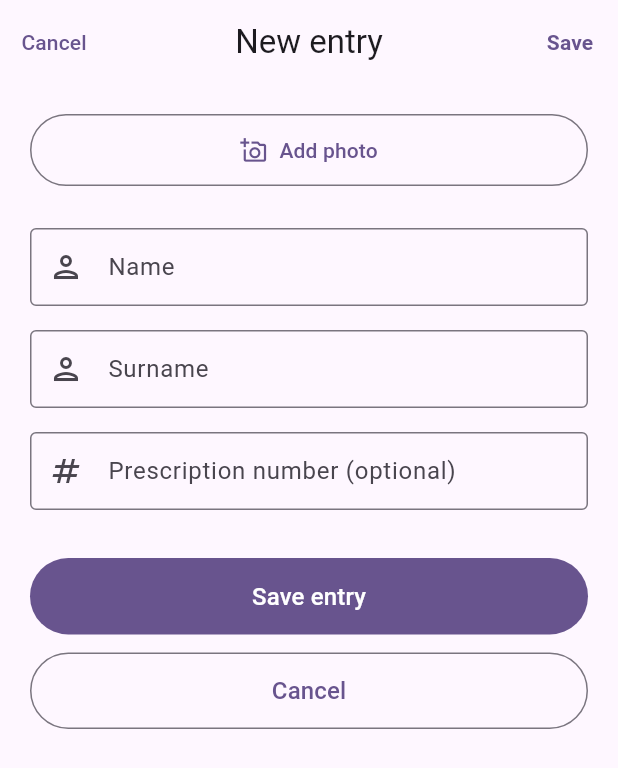
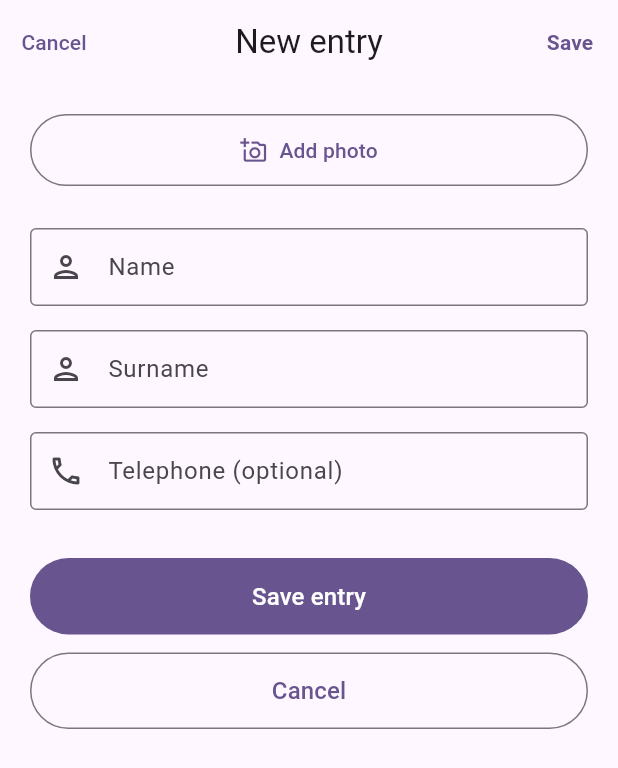
Before and after one commit to SteliosSamlidis/QR_Madness, a Flutter app: the CreateEntryScreen screen opened directly, on a phone screen of 412 x 824 dp. Shown: the top 768 px of the screen. Run offline on Flutter 3.47's test engine with Material 3 defaults, Android fonts, the phone set to English and light mode, and no system bars; our stand-ins replace cloud_firestore, firebase_auth, firebase_core, firebase_storage, image_picker; accounts and stored records are empty; generated files the repository leaves out were written again.

```diff
--- a/lib/models/entry_model.dart
+++ b/lib/models/entry_model.dart
@@ -11,7 +11,7 @@ class EntryModel {
   final String storeId;
   final String name;
   final String surname;
-  final String prescriptionNumber;
+  final String telephone;
   final List<EntryPhoto> photos;
   final EntryStatus status;
   final String createdBy;
@@ -23,7 +23,7 @@ class EntryModel {
     required this.storeId,
     required this.name,
     required this.surname,
-    required this.prescriptionNumber,
+    required this.telephone,
     required this.photos,
     required this.status,
     required this.createdBy,
@@ -56,7 +56,7 @@ class EntryModel {
       storeId: data['storeId'] as String? ?? '',
       name: data['name'] as String,
       surname: data['surname'] as String,
-      prescriptionNumber: data['prescriptionNumber'] as String,
+      telephone: data['telephone'] as String? ?? '',
       photos: photos,
       status: EntryStatus.values.byName(data['status'] as String),
       createdBy: data['createdBy'] as String,
@@ -69,7 +69,7 @@ class EntryModel {
         'storeId': storeId,
         'name': name,
         'surname': surname,
-        'prescriptionNumber': prescriptionNumber,
+        'telephone': telephone,
         'photos': photos.map((p) => p.toMap()).toList(),
         'status': status.name,
         'createdBy': createdBy,
@@ -81,7 +81,7 @@ class EntryModel {
     String? storeId,
     String? name,
     String? surname,
-    String? prescriptionNumber,
+    String? telephone,
     List<EntryPhoto>? photos,
     EntryStatus? status,
     String? createdBy,
@@ -93,7 +93,7 @@ class EntryModel {
       storeId: storeId ?? this.storeId,
       name: name ?? this.name,
       surname: surname ?? this.surname,
-      prescriptionNumber: prescriptionNumber ?? this.prescriptionNumber,
+      telephone: telephone ?? this.telephone,
       photos: photos ?? this.photos,
       status: status ?? this.status,
       createdBy: createdBy ?? this.createdBy,
--- a/lib/screens/entries/create_entry_screen.dart
+++ b/lib/screens/entries/create_entry_screen.dart
@@ -1,7 +1,6 @@
 import 'dart:io';
 
 import 'package:flutter/material.dart';
-import 'package:flutter/services.dart';
 import 'package:image_picker/image_picker.dart';
 import 'package:provider/provider.dart';
 
@@ -41,7 +40,7 @@ class _CreateEntryScreenState extends State<CreateEntryScreen> {
   final _formKey = GlobalKey<FormState>();
   late final TextEditingController _nameController;
   late final TextEditingController _surnameController;
-  late final TextEditingController _prescriptionController;
+  late final TextEditingController _telephoneController;
 
   final _imageService = ImageService();
   final _entryService = EntryService();
@@ -57,8 +56,8 @@ class _CreateEntryScreenState extends State<CreateEntryScreen> {
     final e = widget.entry;
     _nameController = TextEditingController(text: e?.name ?? '');
     _surnameController = TextEditingController(text: e?.surname ?? '');
-    _prescriptionController =
-        TextEditingController(text: e?.prescriptionNumber ?? '');
+    _telephoneController =
+        TextEditingController(text: e?.telephone ?? '');
 
     // Pre-populate photos from existing entry.
     _photos = e != null
@@ -73,7 +72,7 @@ class _CreateEntryScreenState extends State<CreateEntryScreen> {
   void dispose() {
     _nameController.dispose();
     _surnameController.dispose();
-    _prescriptionController.dispose();
+    _telephoneController.dispose();
     for (final p in _photos) {
       p.dispose();
     }
@@ -165,7 +164,7 @@ class _CreateEntryScreenState extends State<CreateEntryScreen> {
         storeId: widget.entry?.storeId ?? widget.storeId ?? '',
         name: _nameController.text.trim(),
         surname: _surnameController.text.trim(),
-        prescriptionNumber: _prescriptionController.text.trim(),
+        telephone: _telephoneController.text.trim(),
         photos: uploadedPhotos,
         status: widget.entry?.status ?? EntryStatus.pending,
         createdBy: widget.entry?.createdBy ?? currentUser.uid,
@@ -259,12 +258,11 @@ class _CreateEntryScreenState extends State<CreateEntryScreen> {
                   ),
                   const SizedBox(height: 16),
                   _buildField(
-                    controller: _prescriptionController,
-                    label: 'Prescription number (optional)',
-                    icon: Icons.numbers_outlined,
+                    controller: _telephoneController,
+                    label: 'Telephone (optional)',
+                    icon: Icons.phone_outlined,
                     action: TextInputAction.done,
-                    keyboardType: TextInputType.number,
-                    inputFormatters: [FilteringTextInputFormatter.digitsOnly],
+                    keyboardType: TextInputType.phone,
                     onFieldSubmitted: (_) => _save(),
                   ),
                   const SizedBox(height: 32),
@@ -318,7 +316,6 @@ class _CreateEntryScreenState extends State<CreateEntryScreen> {
     required TextInputAction action,
     FormFieldValidator<String>? validator,
     TextInputType? keyboardType,
-    List<TextInputFormatter>? inputFormatters,
     ValueChanged<String>? onFieldSubmitted,
   }) {
     return TextFormField(
@@ -326,7 +323,6 @@ class _CreateEntryScreenState extends State<CreateEntryScreen> {
       textInputAction: action,
       textCapitalization: TextCapitalization.words,
       keyboardType: keyboardType,
-      inputFormatters: inputFormatters,
       enabled: !_saving,
       onFieldSubmitted: onFieldSubmitted,
       decoration: InputDecoration(labelText: label, prefixIcon: Icon(icon)),
--- a/lib/screens/entries/entry_detail_screen.dart
+++ b/lib/screens/entries/entry_detail_screen.dart
@@ -136,9 +136,9 @@ class _EntryDetailScreenState extends State<EntryDetailScreen> {
                   ),
                   const SizedBox(height: 14),
                   _InfoRow(
-                    icon: Icons.numbers_outlined,
-                    label: 'Prescription number',
-                    value: _entry.prescriptionNumber,
+                    icon: Icons.phone_outlined,
+                    label: 'Telephone',
+                    value: _entry.telephone.isNotEmpty ? _entry.telephone : '—',
                   ),
                   const SizedBox(height: 14),
                   _InfoRow(
```
Also changed, not shown: lib/screens/entries/entries_screen.dart (+6 -4 lines).
